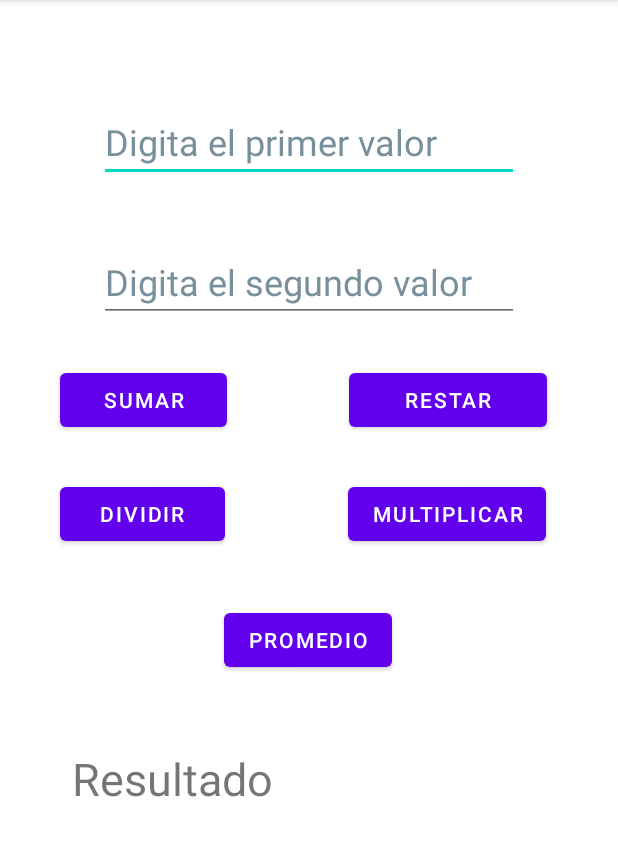
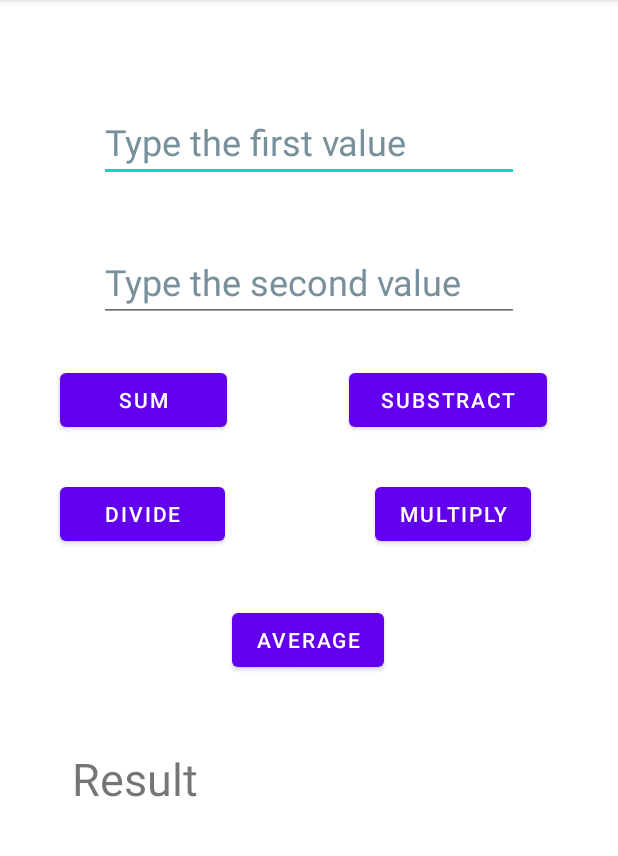
Before and after one commit to amgaten/SimpleCalculator, an Android app: the screen it shows after launch (MainActivity), on a phone screen of 412 x 824 dp, the part 84-940 px from its top. Run offline under Robolectric (Android 15) with nearby library versions, the phone set to English and light mode, and no system bars.

```diff
--- a/app/src/main/res/layout/activity_main.xml
+++ b/app/src/main/res/layout/activity_main.xml
@@ -13,7 +13,7 @@
         android:layout_marginStart="40dp"
         android:layout_marginTop="28dp"
         android:onClick="Dividir"
-        android:text="Dividir"
+        android:text="Divide"
         app:layout_constraintStart_toStartOf="parent"
         app:layout_constraintTop_toBottomOf="@+id/Sumar" />
 
@@ -23,7 +23,7 @@
         android:layout_height="48dp"
         android:layout_marginTop="28dp"
         android:onClick="Multiplicar"
-        android:text="Multiplicar"
+        android:text="Multiply"
         app:layout_constraintEnd_toEndOf="parent"
         app:layout_constraintHorizontal_bias="0.632"
         app:layout_constraintStart_toEndOf="@+id/dividir"
@@ -36,7 +36,7 @@
         android:layout_marginTop="68dp"
         android:autofillHints=""
         android:ems="10"
-        android:hint="Digita el primer valor"
+        android:hint="Type the first value"
         android:inputType="number"
         android:textColorHint="#78909C"
         android:textSize="24sp"
@@ -50,7 +50,7 @@
         android:layout_height="wrap_content"
         android:layout_marginTop="40dp"
         android:ems="10"
-        android:hint="Digita el segundo valor"
+        android:hint="Type the second value"
         android:inputType="number"
         android:textColorHint="#78909C"
         android:textSize="24sp"
@@ -65,7 +65,7 @@
         android:layout_marginStart="40dp"
         android:layout_marginTop="28dp"
         android:onClick="Sumar"
-        android:text="Sumar"
+        android:text="Sum"
         app:layout_constraintStart_toStartOf="parent"
         app:layout_constraintTop_toBottomOf="@+id/txt_num2" />
 
@@ -75,7 +75,7 @@
         android:layout_height="48dp"
         android:layout_marginTop="188dp"
         android:onClick="Promedio"
-        android:text="Promedio"
+        android:text="Average"
         app:layout_constraintEnd_toEndOf="parent"
         app:layout_constraintHorizontal_bias="0.498"
         app:layout_constraintStart_toStartOf="parent"
@@ -87,7 +87,7 @@
         android:layout_height="48dp"
         android:layout_marginTop="28dp"
         android:onClick="Restar"
-        android:text="Restar"
+        android:text="Substract"
         app:layout_constraintEnd_toEndOf="parent"
         app:layout_constraintHorizontal_bias="0.632"
         app:layout_constraintStart_toEndOf="@+id/Sumar"
@@ -99,7 +99,8 @@
         android:layout_height="wrap_content"
         android:layout_marginStart="48dp"
         android:layout_marginTop="132dp"
-        android:text="Resultado"
+        android:hint="Result"
+        android:text="Result"
         android:textSize="30sp"
         app:layout_constraintStart_toStartOf="parent"
         app:layout_constraintTop_toBottomOf="@+id/dividir" />
```
Also changed, not shown: app/src/main/java/com/ebu/simplecalculator/MainActivity.java (+6 -6 lines), app/src/main/res/drawable/screenshot1.png (renamed from app/src/main/res/drawable/Screenshot_20221112_163543.png), app/src/main/res/drawable/screenshot2.png (added).
